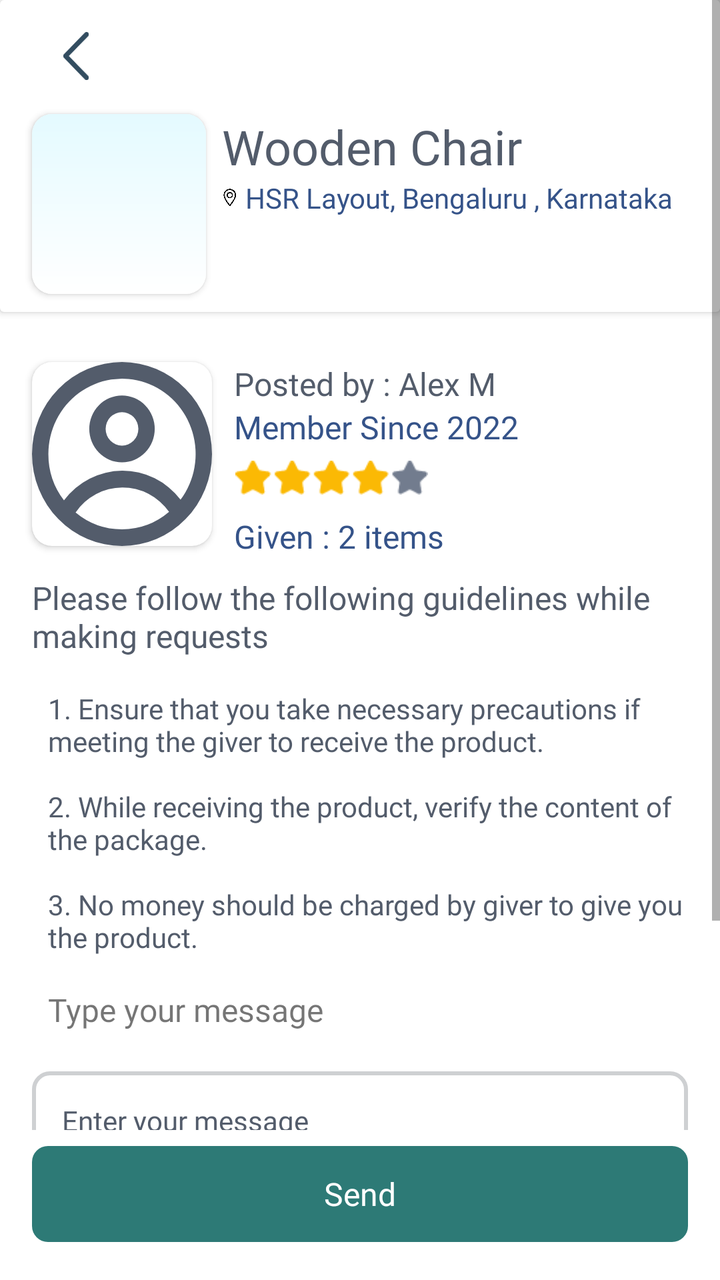
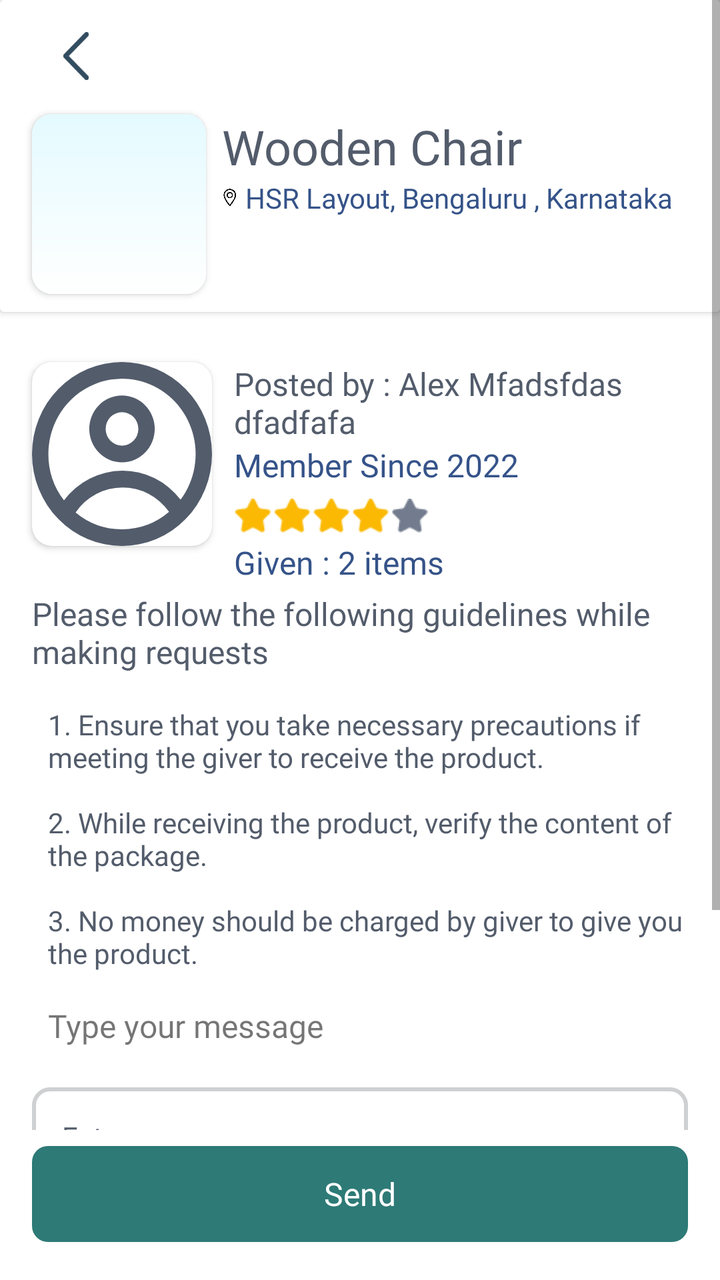

Compare the two renders of this Android layout. The source of the first and the diff that turns it into the second are given below.
<!-- AndroidManifest.xml: activity theme Theme.AbraaKaDabraa.NoActionBar -->
<!-- res/layout/activity_posted_user.xml -->
<?xml version="1.0" encoding="utf-8"?>
<androidx.constraintlayout.widget.ConstraintLayout
    xmlns:android="http://schemas.android.com/apk/res/android"
    xmlns:app="http://schemas.android.com/apk/res-auto"
    xmlns:tools="http://schemas.android.com/tools"
    android:layout_width="match_parent"
    android:layout_height="match_parent"
    android:background="@color/white">

    <ScrollView
        android:id="@+id/scrollView3"
        android:layout_width="match_parent"
        android:layout_height="0dp"
        android:layout_marginBottom="8dp"
        app:layout_constraintBottom_toTopOf="@+id/submit_btn"
        app:layout_constraintEnd_toEndOf="parent"
        app:layout_constraintStart_toStartOf="parent"
        app:layout_constraintTop_toTopOf="parent">

        <androidx.constraintlayout.widget.ConstraintLayout
            android:layout_width="match_parent"
            android:layout_height="wrap_content">

            <androidx.cardview.widget.CardView
                android:id="@+id/cardView7"
                android:layout_width="match_parent"
                android:layout_height="156dp"
                app:layout_constraintEnd_toEndOf="parent"
                app:layout_constraintStart_toStartOf="parent"
                app:layout_constraintTop_toTopOf="parent">

                <androidx.constraintlayout.widget.ConstraintLayout
                    android:layout_width="match_parent"
                    android:layout_height="match_parent">

                    <ImageView
                        android:id="@+id/ivBack"
                        android:layout_width="24dp"
                        android:layout_height="24dp"
                        android:layout_marginStart="26dp"
                        android:layout_marginTop="16dp"
                        app:layout_constraintStart_toStartOf="parent"
                        app:layout_constraintTop_toTopOf="parent"
                        app:srcCompat="@drawable/ic_back_arrow" />

                    <androidx.cardview.widget.CardView
                        android:id="@+id/cardView6"
                        android:layout_width="87dp"
                        android:layout_height="90dp"
                        android:layout_marginStart="16dp"
                        android:layout_marginTop="24dp"
                        android:layout_marginBottom="16dp"
                        app:cardCornerRadius="10dp"
                        app:layout_constraintBottom_toBottomOf="parent"
                        app:layout_constraintStart_toStartOf="parent"
                        app:layout_constraintTop_toBottomOf="@+id/ivBack">

                        <ImageView
                            android:id="@+id/imageView20"
                            android:layout_width="match_parent"
                            android:layout_height="match_parent"
                            android:scaleType="fitXY"
                            android:src="@drawable/new_bg_theme" />
                    </androidx.cardview.widget.CardView>

                    <TextView
                        android:id="@+id/productName"
                        android:layout_width="0dp"
                        android:layout_height="wrap_content"
                        android:layout_marginStart="8dp"
                        android:layout_marginEnd="8dp"
                        android:fontFamily="@font/montserrat_bold"
                        android:text="Wooden Chair"
                        android:textColor="@color/title_color"
                        android:textSize="24sp"
                        app:layout_constraintBottom_toBottomOf="@+id/cardView6"
                        app:layout_constraintEnd_toEndOf="parent"
                        app:layout_constraintStart_toEndOf="@+id/cardView6"
                        app:layout_constraintTop_toTopOf="@+id/cardView6"
                        app:layout_constraintVertical_bias="0.0" />

                    <ImageView
                        android:id="@+id/imageView21"
                        android:layout_width="7.73dp"
                        android:layout_height="9.88dp"
                        app:layout_constraintBottom_toBottomOf="@+id/locationTxt"
                        app:layout_constraintStart_toStartOf="@+id/productName"
                        app:layout_constraintTop_toTopOf="@+id/locationTxt"
                        app:srcCompat="@drawable/ic_location" />

                    <TextView
                        android:id="@+id/locationTxt"
                        android:layout_width="0dp"
                        android:layout_height="wrap_content"
                        android:layout_marginStart="4dp"
                        android:layout_marginEnd="8dp"
                        android:fontFamily="@font/montserrat_regular"
                        android:text="HSR Layout, Bengaluru , Karnataka"
                        android:textColor="#355389"
                        android:textSize="14sp"
                        app:layout_constraintEnd_toEndOf="parent"
                        app:layout_constraintStart_toEndOf="@+id/imageView21"
                        app:layout_constraintTop_toBottomOf="@+id/productName" />

                </androidx.constraintlayout.widget.ConstraintLayout>
            </androidx.cardview.widget.CardView>

            <androidx.cardview.widget.CardView
                android:id="@+id/cardView8"
                android:layout_width="90dp"
                android:layout_height="92dp"
                android:layout_marginStart="16dp"
                android:layout_marginTop="25dp"
                app:cardCornerRadius="10dp"
                app:layout_constraintStart_toStartOf="parent"
                app:layout_constraintTop_toBottomOf="@+id/cardView7">

                <ImageView
                    android:id="@+id/imageView22"
                    android:layout_width="90dp"
                    android:layout_height="92dp"
                    android:scaleType="fitXY"
                    android:src="@drawable/ic_profile"
                     />
            </androidx.cardview.widget.CardView>

            <TextView
                android:id="@+id/postedBy"
                android:layout_width="0dp"
                android:layout_height="wrap_content"
                android:layout_marginStart="11dp"
                android:layout_marginEnd="8dp"
                android:fontFamily="@font/montserrat_semi_bold"
                android:text="Posted by : Alex M"
                android:textColor="@color/title_color"
                android:textSize="@dimen/sp_16"
                app:layout_constraintBottom_toBottomOf="@+id/cardView8"
                app:layout_constraintEnd_toEndOf="parent"
                app:layout_constraintStart_toEndOf="@+id/cardView8"
                app:layout_constraintTop_toTopOf="@+id/cardView8"
                app:layout_constraintVertical_bias="0.0" />

            <TextView
                android:id="@+id/textView49"
                android:layout_width="0dp"
                android:layout_height="wrap_content"
                android:fontFamily="@font/montserrat_medium"
                android:text="Member Since 2022"
                android:textColor="#355389"
                android:textSize="@dimen/sp_16"
                app:layout_constraintEnd_toEndOf="@+id/postedBy"
                app:layout_constraintStart_toStartOf="@+id/postedBy"
                app:layout_constraintTop_toBottomOf="@+id/postedBy" />

            <ImageView
                android:id="@+id/imageView23"
                android:layout_width="97.75dp"
                android:layout_height="17dp"
                android:layout_marginTop="6dp"
                app:layout_constraintStart_toStartOf="@+id/textView49"
                app:layout_constraintTop_toBottomOf="@+id/textView49"
                app:srcCompat="@drawable/dummy_stars" />

            <TextView
                android:id="@+id/memberSince"
                android:layout_width="0dp"
                android:layout_height="wrap_content"
                android:layout_marginTop="10dp"
                android:fontFamily="@font/montserrat_medium"
                android:text="Given : 2 items"
                android:textColor="#355389"
                android:textSize="@dimen/sp_16"
                app:layout_constraintEnd_toEndOf="@+id/textView49"
                app:layout_constraintStart_toStartOf="@+id/imageView23"
                app:layout_constraintTop_toBottomOf="@+id/imageView23" />

            <TextView
                android:id="@+id/textView51"
                android:layout_width="0dp"
                android:layout_height="wrap_content"
                android:layout_marginTop="15dp"
                android:layout_marginEnd="8dp"
                android:fontFamily="@font/montserrat_semi_bold"
                android:text="Please follow the following guidelines while making requests"
                android:textColor="@color/title_color"
                android:textSize="@dimen/sp_16"
                app:layout_constraintEnd_toEndOf="parent"
                app:layout_constraintStart_toStartOf="@+id/cardView8"
                app:layout_constraintTop_toBottomOf="@+id/cardView8" />

            <TextView
                android:id="@+id/textView52"
                android:layout_width="0dp"
                android:layout_height="wrap_content"
                android:layout_marginStart="8dp"
                android:layout_marginTop="16dp"
                android:layout_marginEnd="8dp"
                android:fontFamily="@font/montserrat_regular"
                android:text="@string/avoid_content"
                android:textColor="@color/title_color"
                android:textSize="14sp"
                app:layout_constraintEnd_toEndOf="@+id/textView51"
                app:layout_constraintStart_toStartOf="@+id/textView51"
                app:layout_constraintTop_toBottomOf="@+id/textView51" />

            <TextView
                android:id="@+id/textView53"
                android:layout_width="0dp"
                android:layout_height="wrap_content"
                android:layout_marginTop="16dp"
                android:fontFamily="@font/montserrat_bold"
                android:text="Type your message"
                android:textSize="@dimen/sp_16"
                android:visibility="visible"
                app:layout_constraintEnd_toEndOf="@+id/textView52"
                app:layout_constraintStart_toStartOf="@+id/textView52"
                app:layout_constraintTop_toBottomOf="@+id/textView52" />


            <HorizontalScrollView
                android:id="@+id/scrollview"
                android:layout_width="match_parent"
                android:layout_height="wrap_content"
                android:layout_marginStart="16dp"
                android:layout_marginTop="5dp"
                android:fadeScrollbars="false"
                android:orientation="horizontal"
                app:layout_constraintBottom_toTopOf="@+id/requestMsg"
                app:layout_constraintEnd_toEndOf="parent"
                app:layout_constraintStart_toStartOf="parent"
                app:layout_constraintTop_toBottomOf="@+id/textView53">

                <LinearLayout
                    android:layout_width="wrap_content"
                    android:layout_height="wrap_content"
                    android:visibility="gone">

                    <androidx.cardview.widget.CardView
                        android:id="@+id/cardView9"
                        android:layout_width="wrap_content"
                        android:layout_height="wrap_content"
                        android:layout_margin="4dp"
                        app:cardCornerRadius="8dp"
                        app:cardElevation="8dp"
                        app:layout_constraintEnd_toStartOf="@+id/cardView10"
                        app:layout_constraintStart_toStartOf="parent"
                        app:layout_constraintTop_toBottomOf="@+id/textView53">

                        <TextView
                            android:id="@+id/textView54"
                            android:layout_width="wrap_content"
                            android:layout_height="32dp"
                            android:background="@drawable/rounded_green_rect"
                            android:gravity="center"

                            android:paddingStart="25dp"
                            android:paddingTop="6dp"
                            android:paddingEnd="25dp"
                            android:paddingBottom="6dp"
                            android:text="I am interested"
                            android:textColor="#3C8F7C"
                            android:textSize="16sp" />
                    </androidx.cardview.widget.CardView>

                    <androidx.cardview.widget.CardView
                        android:id="@+id/cardView10"
                        android:layout_width="wrap_content"
                        android:layout_height="wrap_content"
                        android:layout_margin="4dp"
                        app:cardBackgroundColor="#DFDFDF"
                        app:cardCornerRadius="8dp"
                        app:cardElevation="8dp"
                        app:layout_constraintBottom_toBottomOf="@+id/cardView9"
                        app:layout_constraintEnd_toEndOf="parent"
                        app:layout_constraintStart_toEndOf="@+id/cardView9"
                        app:layout_constraintTop_toTopOf="@+id/cardView9">

                        <TextView
                            android:id="@+id/textView55"
                            android:layout_width="match_parent"
                            android:layout_height="32dp"
                            android:gravity="center"
                            android:paddingStart="25dp"
                            android:paddingTop="6dp"
                            android:paddingEnd="25dp"
                            android:paddingBottom="6dp"
                            android:text="When may I pick it up?"
                            android:textColor="#3C8F7C"
                            android:textSize="16sp" />
                    </androidx.cardview.widget.CardView>

                    <androidx.cardview.widget.CardView
                        android:id="@+id/cardView101"
                        android:layout_width="wrap_content"
                        android:layout_height="wrap_content"
                        android:layout_margin="4dp"
                        app:cardBackgroundColor="#DFDFDF"
                        app:cardCornerRadius="8dp"
                        app:cardElevation="8dp"
                        app:layout_constraintBottom_toBottomOf="@+id/cardView9"
                        app:layout_constraintEnd_toEndOf="parent"
                        app:layout_constraintStart_toEndOf="@+id/cardView9"
                        app:layout_constraintTop_toTopOf="@+id/cardView9">

                        <TextView
                            android:id="@+id/textView551"
                            android:layout_width="match_parent"
                            android:layout_height="32dp"
                            android:gravity="center"
                            android:paddingStart="25dp"
                            android:paddingTop="6dp"
                            android:paddingEnd="25dp"
                            android:paddingBottom="6dp"
                            android:text="Is it still available ?"
                            android:textColor="#3C8F7C"
                            android:textSize="16sp" />
                    </androidx.cardview.widget.CardView>

                </LinearLayout>
            </HorizontalScrollView>

            <EditText
                android:id="@+id/requestMsg"
                android:layout_width="0dp"
                android:layout_height="150dp"
                android:layout_marginTop="15dp"
                android:layout_marginBottom="8dp"
                android:background="@drawable/rounded_rect_white_gray_stroke"
                android:fontFamily="@font/montserrat_regular"
                android:gravity="left|top"
                android:hint="Enter your message"
                android:padding="15dp"
                android:textColor="@color/title_color"
                android:textColorHint="@color/title_color"
                android:textSize="14sp"
                app:layout_constraintBottom_toBottomOf="parent"
                app:layout_constraintEnd_toEndOf="@+id/textView52"
                app:layout_constraintStart_toStartOf="@+id/scrollview"
                app:layout_constraintTop_toBottomOf="@+id/scrollview" />


        </androidx.constraintlayout.widget.ConstraintLayout>
    </ScrollView>

    <androidx.constraintlayout.widget.ConstraintLayout
        android:id="@+id/success_alert_dialog"
        android:layout_width="0dp"
        android:layout_height="0dp"
        android:background="@color/alert_bg_color"
        android:elevation="4dp"
        android:visibility="gone"
        app:layout_constraintBottom_toBottomOf="parent"
        app:layout_constraintEnd_toEndOf="parent"
        app:layout_constraintStart_toStartOf="parent"
        app:layout_constraintTop_toTopOf="parent">


        <androidx.cardview.widget.CardView
            android:layout_width="0dp"
            android:layout_height="wrap_content"
            app:cardBackgroundColor="@color/new_bg_color"
            app:cardCornerRadius="8dp"
            app:layout_constraintBottom_toBottomOf="parent"
            app:layout_constraintEnd_toEndOf="parent"
            app:layout_constraintHeight_percent="0.4"
            app:layout_constraintStart_toStartOf="parent"
            app:layout_constraintTop_toTopOf="parent"
            app:layout_constraintWidth_percent="0.8">

            <androidx.constraintlayout.widget.ConstraintLayout
                android:layout_width="match_parent"
                android:layout_height="match_parent">

                <com.airbnb.lottie.LottieAnimationView
                    android:id="@+id/success_anim"
                    android:layout_width="112dp"
                    android:layout_height="102dp"
                    android:layout_marginTop="32dp"
                    app:layout_constraintEnd_toEndOf="parent"
                    app:layout_constraintStart_toStartOf="parent"
                    app:layout_constraintTop_toTopOf="parent"
                    app:lottie_autoPlay="true"
                    app:lottie_loop="true"
                    app:lottie_rawRes="@raw/turtle" />

                <TextView
                    android:id="@+id/textView80"
                    android:layout_width="wrap_content"
                    android:layout_height="wrap_content"
                    android:layout_marginTop="8dp"
                    android:fontFamily="@font/montserrat_bold"
                    android:text="Success !"
                    android:textColor="#1D2126"
                    android:textSize="24sp"
                    app:layout_constraintEnd_toEndOf="@+id/success_anim"
                    app:layout_constraintStart_toStartOf="@+id/success_anim"
                    app:layout_constraintTop_toBottomOf="@+id/success_anim" />

                <TextView
                    android:id="@+id/textView81"
                    android:layout_width="0dp"
                    android:layout_height="wrap_content"
                    android:layout_marginStart="16dp"
                    android:layout_marginTop="16dp"
                    android:layout_marginEnd="16dp"
                    android:gravity="center"
                    android:text="Thank you for requesting to reuse. Your request is successfully submitted. Giver will approve soon."
                    app:layout_constraintEnd_toEndOf="parent"
                    app:layout_constraintStart_toStartOf="parent"
                    app:layout_constraintTop_toBottomOf="@+id/textView80" />

                <TextView
                    android:id="@+id/skipTxt"
                    android:layout_width="wrap_content"
                    android:layout_height="wrap_content"
                    android:layout_marginBottom="16dp"
                    android:fontFamily="@font/montserrat_bold"
                    android:text="@string/skip_pay"
                    android:layout_marginTop="4dp"
                    android:textColor="@color/title_color"
                    android:textSize="12sp"
                    app:layout_constraintBottom_toBottomOf="parent"
                    app:layout_constraintEnd_toEndOf="parent"
                    app:layout_constraintStart_toStartOf="parent" />

                <TextView
                    android:id="@+id/success_ok_btn"
                    android:layout_width="wrap_content"
                    android:layout_height="36dp"
                    android:layout_marginStart="12dp"
                    android:layout_marginTop="16dp"
                    android:layout_marginEnd="12dp"
                    android:layout_marginBottom="8dp"
                    android:background="@drawable/btn_bg_rounded_rect"
                    android:fontFamily="@font/montserrat_semi_bold"
                    android:gravity="center"
                    android:padding="8dp"
                    android:text="Pay as you wish"
                    android:textAllCaps="false"
                    android:textColor="@color/white"
                    android:textSize="12sp"
                    app:layout_constraintBottom_toTopOf="@+id/skipTxt"
                    app:layout_constraintEnd_toEndOf="parent"
                    app:layout_constraintStart_toStartOf="parent"
                    app:layout_constraintTop_toBottomOf="@+id/textView81" />
            </androidx.constraintlayout.widget.ConstraintLayout>
        </androidx.cardview.widget.CardView>
    </androidx.constraintlayout.widget.ConstraintLayout>

    <TextView
        android:id="@+id/submit_btn"
        android:layout_width="0dp"
        android:layout_height="48dp"
        android:layout_marginStart="16dp"
        android:layout_marginEnd="16dp"
        android:layout_marginBottom="19dp"
        android:background="@drawable/btn_bg_rounded_rect"
        android:fontFamily="@font/montserrat_semi_bold"
        android:gravity="center"
        android:text="Send"
        android:textAllCaps="false"
        android:textColor="@color/white"
        android:textSize="16sp"
        app:layout_constraintBottom_toBottomOf="parent"
        app:layout_constraintEnd_toEndOf="parent"
        app:layout_constraintStart_toStartOf="parent" />
</androidx.constraintlayout.widget.ConstraintLayout>
<!-- resources referenced by this layout -->
<resources>
  <color name="alert_bg_color">#B3000000</color>
  <color name="new_bg_color">#F5F5F7</color>
  <color name="title_color">#535C6B</color>
  <color name="white">#FFFFFFFF</color>
  <dimen name="sp_16">16sp</dimen>
  <!-- drawable btn_bg_rounded_rect (drawable) -->
  <shape xmlns:android="http://schemas.android.com/apk/res/android"
      android:shape="rectangle">
  
      <solid android:color="@color/new_button_color" />
  
      <corners android:radius="8dp" />
  
  </shape>
  <!-- drawable dummy_stars: png bitmap (drawable-v24, 1206 bytes) -->
  <!-- drawable ic_back_arrow (drawable) -->
  <vector android:height="44.5704dp" android:viewportHeight="18.571"
      android:viewportWidth="10" android:width="24dp" xmlns:android="http://schemas.android.com/apk/res/android">
      <path android:fillColor="#334d60" android:pathData="M0.265,9.949 L8.433,18.3a0.906,0.906 0,0 0,1.3 0,0.951 0.951,0 0,0 0,-1.325L2.212,9.286 9.73,1.6a0.952,0.952 0,0 0,0 -1.326,0.906 0.906,0 0,0 -1.3,0L0.265,8.623A0.962,0.962 0,0 0,0.265 9.949Z"/>
  </vector>
  <!-- drawable ic_location: png bitmap (drawable, 27234 bytes) -->
  <!-- drawable ic_profile (drawable) -->
  <vector xmlns:android="http://schemas.android.com/apk/res/android"
      android:width="22dp"
      android:height="22dp"
      android:viewportWidth="22"
      android:viewportHeight="22">
    <path
        android:pathData="M15,8a4,4 0,1 1,-4 -4A4,4 0,0 1,15 8ZM13,8a2,2 0,1 1,-2 -2A2,2 0,0 1,13 8Z"
        android:fillColor="#535c6b"
        android:fillType="evenOdd"/>
    <path
        android:pathData="M11,0A11,11 0,1 0,22 11,11 11,0 0,0 11,0ZM2,11a8.961,8.961 0,0 0,1.908 5.542,9 9,0 0,1 14.249,-0.083A9,9 0,1 0,2 11ZM11,20a8.963,8.963 0,0 1,-5.672 -2.012,7 7,0 0,1 11.426,-0.067A8.964,8.964 0,0 1,11 20Z"
        android:fillColor="#535c6b"
        android:fillType="evenOdd"/>
  </vector>
  <!-- drawable new_bg_theme (drawable) -->
  <shape xmlns:android="http://schemas.android.com/apk/res/android" android:shape="rectangle" >
      <gradient
          android:startColor="#FFFFFF"
          android:endColor="#E4FAFF"
          android:angle="90"/>
  </shape>
  <!-- drawable rounded_green_rect (drawable) -->
  <shape xmlns:android="http://schemas.android.com/apk/res/android"
      android:shape="rectangle">
  
      <solid android:color="@color/white" />
      <stroke android:color="#3C8F7C"
          android:width="1dp"/>
  
      <corners android:radius="8dp" />
  
  </shape>
  <!-- drawable rounded_rect_white_gray_stroke (drawable) -->
  <shape xmlns:android="http://schemas.android.com/apk/res/android"
      android:shape="rectangle">
  
      <solid android:color="#ffffff" />
  
      <corners android:radius="8dp" />
  
      <stroke android:width="2dp"
          android:color="#CED0D2"/>
  
  </shape>
  <string name="avoid_content">1. Ensure that you take necessary precautions if meeting the giver to receive the product.\n\n2. While receiving the product, verify the content of the package.\n\n3. No money should be charged by giver to give you the product. </string>
  <string name="skip_pay"><u>Skip</u></string>
  <style name="Theme.AbraaKaDabraa.NoActionBar">
          <item name="windowActionBar">false</item>
          <item name="windowNoTitle">true</item>
  
      </style>
  <color name="new_button_color">#2D7A76</color>
</resources>

<!-- the commit's change to res/layout/activity_posted_user.xml (unified diff, before → after) -->
@@ -131,9 +131,10 @@
                 android:layout_marginStart="11dp"
                 android:layout_marginEnd="8dp"
                 android:fontFamily="@font/montserrat_semi_bold"
-                android:text="Posted by : Alex M"
+                android:text="Posted by : Alex Mfadsfdas dfadfafa "
                 android:textColor="@color/title_color"
                 android:textSize="@dimen/sp_16"
+                android:maxLines="2"
                 app:layout_constraintBottom_toBottomOf="@+id/cardView8"
                 app:layout_constraintEnd_toEndOf="parent"
                 app:layout_constraintStart_toEndOf="@+id/cardView8"
@@ -141,7 +142,7 @@
                 app:layout_constraintVertical_bias="0.0" />
 
             <TextView
-                android:id="@+id/textView49"
+                android:id="@+id/memberSince"
                 android:layout_width="0dp"
                 android:layout_height="wrap_content"
                 android:fontFamily="@font/montserrat_medium"
@@ -157,20 +158,20 @@
                 android:layout_width="97.75dp"
                 android:layout_height="17dp"
                 android:layout_marginTop="6dp"
-                app:layout_constraintStart_toStartOf="@+id/textView49"
-                app:layout_constraintTop_toBottomOf="@+id/textView49"
+                app:layout_constraintStart_toStartOf="@+id/memberSince"
+                app:layout_constraintTop_toBottomOf="@+id/memberSince"
                 app:srcCompat="@drawable/dummy_stars" />
 
             <TextView
-                android:id="@+id/memberSince"
-                android:layout_width="0dp"
-                android:layout_height="wrap_content"
-                android:layout_marginTop="10dp"
+                android:id="@+id/givenItems"
+                android:layout_width="0dp"
+                android:layout_height="wrap_content"
+                android:layout_marginTop="4dp"
                 android:fontFamily="@font/montserrat_medium"
                 android:text="Given : 2 items"
                 android:textColor="#355389"
                 android:textSize="@dimen/sp_16"
-                app:layout_constraintEnd_toEndOf="@+id/textView49"
+                app:layout_constraintEnd_toEndOf="@+id/memberSince"
                 app:layout_constraintStart_toStartOf="@+id/imageView23"
                 app:layout_constraintTop_toBottomOf="@+id/imageView23" />
 
@@ -178,7 +179,7 @@
                 android:id="@+id/textView51"
                 android:layout_width="0dp"
                 android:layout_height="wrap_content"
-                android:layout_marginTop="15dp"
+                android:layout_marginTop="4dp"
                 android:layout_marginEnd="8dp"
                 android:fontFamily="@font/montserrat_semi_bold"
                 android:text="Please follow the following guidelines while making requests"
@@ -186,7 +187,7 @@
                 android:textSize="@dimen/sp_16"
                 app:layout_constraintEnd_toEndOf="parent"
                 app:layout_constraintStart_toStartOf="@+id/cardView8"
-                app:layout_constraintTop_toBottomOf="@+id/cardView8" />
+                app:layout_constraintTop_toBottomOf="@+id/givenItems" />
 
             <TextView
                 android:id="@+id/textView52"
